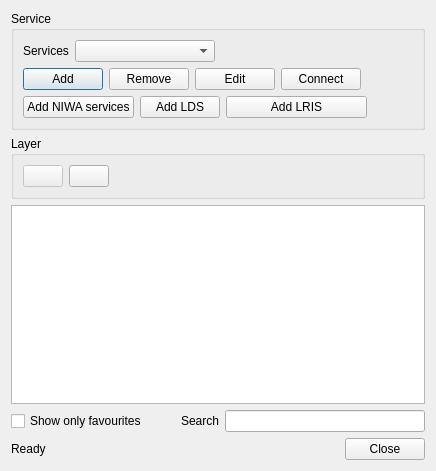
mhugent/QGIS, file src/plugins/web_data/webdatadialogbase.ui: the form before one commit.
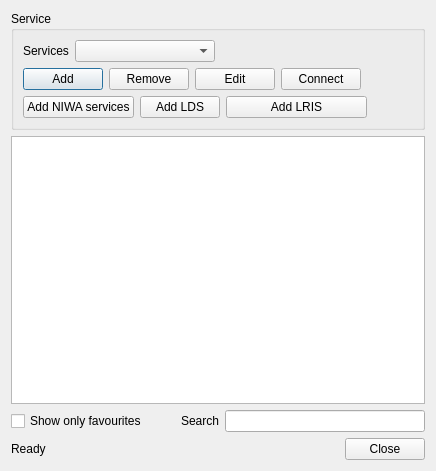
The form after the commit. Icons and pictures are not drawn.

Commit message: Use delete and f5 keys instead of layer buttons

What changed in the file:
```diff
--- a/src/plugins/web_data/webdatadialogbase.ui
+++ b/src/plugins/web_data/webdatadialogbase.ui
@@ -147,67 +147,7 @@
      </layout>
     </widget>
    </item>
-   <item row="1" column="0" colspan="2">
-    <widget class="QGroupBox" name="mLayerGroupBox">
-     <property name="title">
-      <string>Layer</string>
-     </property>
-     <layout class="QGridLayout" name="gridLayout_4">
-      <item row="0" column="0">
-       <layout class="QHBoxLayout" name="horizontalLayout_3">
-        <item>
-         <widget class="QPushButton" name="mReloadButton">
-          <property name="enabled">
-           <bool>false</bool>
-          </property>
-          <property name="toolTip">
-           <string>Refresh data</string>
-          </property>
-          <property name="text">
-           <string/>
-          </property>
-          <property name="icon">
-           <iconset resource="resources.qrc">
-            <normaloff>:/niwa/icons/refresh.png</normaloff>:/niwa/icons/refresh.png</iconset>
-          </property>
-         </widget>
-        </item>
-        <item>
-         <widget class="QPushButton" name="mRemoveFromListButton">
-          <property name="toolTip">
-           <string>Remove layer from list</string>
-          </property>
-          <property name="text">
-           <string/>
-          </property>
-          <property name="icon">
-           <iconset resource="resources.qrc">
-            <normaloff>:/niwa/icons/remove_from_list.png</normaloff>:/niwa/icons/remove_from_list.png</iconset>
-          </property>
-         </widget>
-        </item>
-        <item>
-         <spacer name="horizontalSpacer_2">
-          <property name="orientation">
-           <enum>Qt::Horizontal</enum>
-          </property>
-          <property name="sizeHint" stdset="0">
-           <size>
-            <width>238</width>
-            <height>20</height>
-           </size>
-          </property>
-         </spacer>
-        </item>
-       </layout>
-      </item>
-     </layout>
-    </widget>
-   </item>
    <item row="2" column="0" colspan="2">
-    <widget class="QTreeView" name="mLayersTreeView"/>
-   </item>
-   <item row="3" column="0" colspan="2">
     <layout class="QHBoxLayout" name="horizontalLayout">
      <item>
       <widget class="QCheckBox" name="mOnlyFavouritesCheckBox">
@@ -271,6 +211,9 @@
      </property>
     </widget>
    </item>
+   <item row="1" column="0" colspan="2">
+    <widget class="QTreeView" name="mLayersTreeView"/>
+   </item>
   </layout>
  </widget>
  <resources>
```
Left out of the diff: 4 changed lines with no effect on the pictures. The commit also changes 2 other files.
